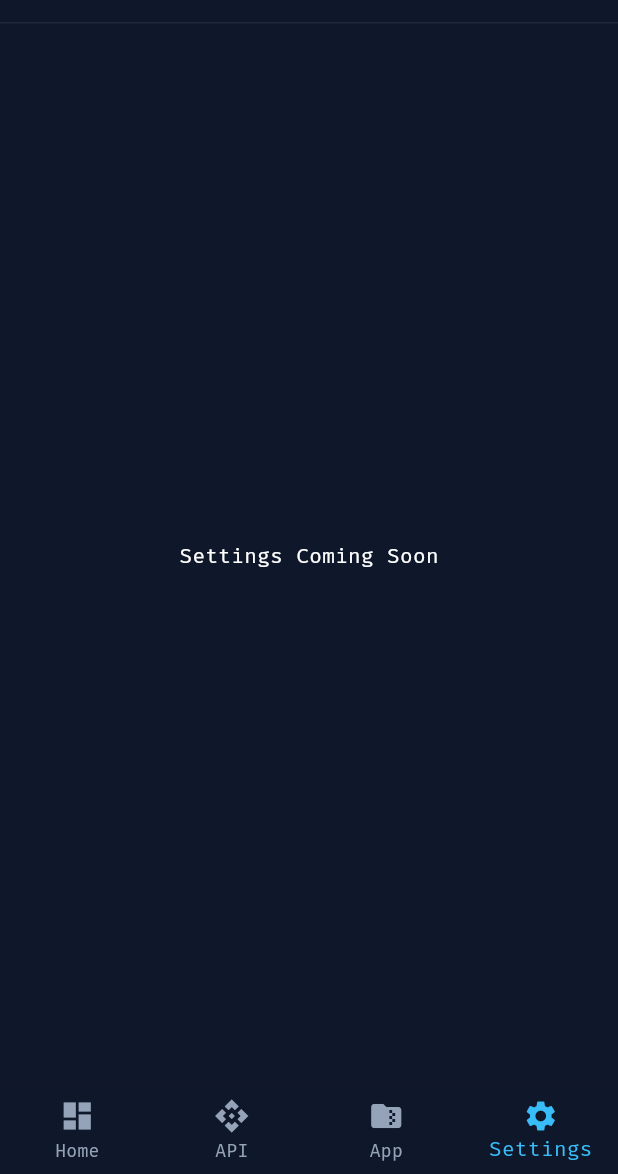
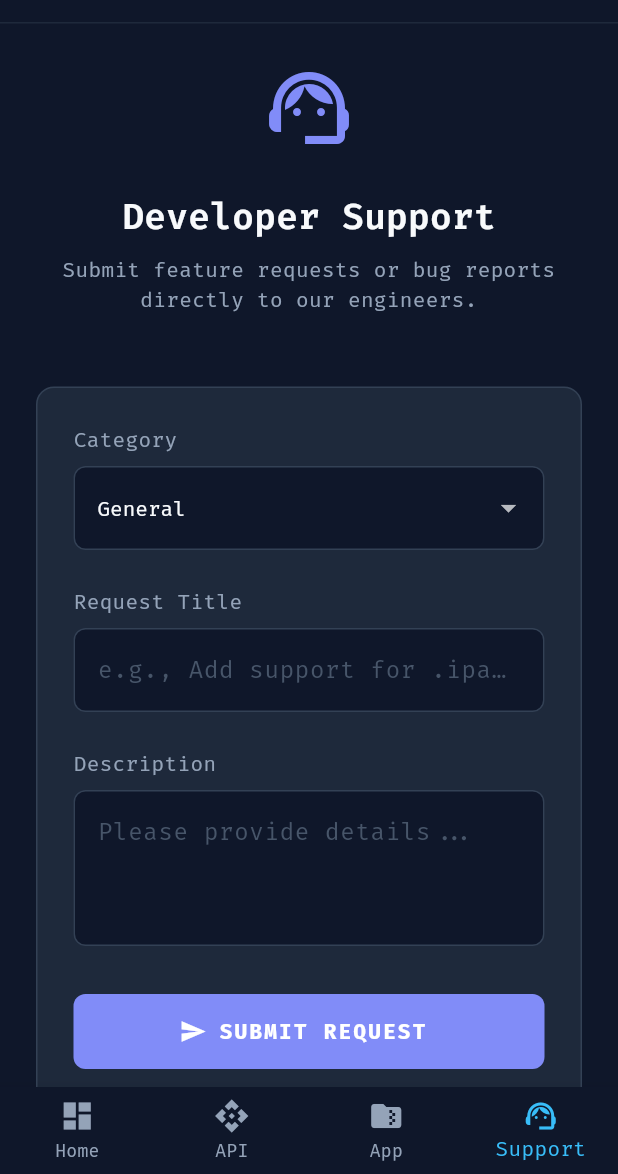
Before and after one commit to Gautam20040531/dev_sec_scanner, a Flutter app: the screen it shows after launch, item 4 of the bottom bar chosen, on a phone screen of 412 x 824 dp, the part 62-1236 px from its top. Run offline on Flutter 3.47's test engine with Material 3 defaults, Android fonts, the phone set to English and light mode, and no system bars; our stand-ins replace file_picker, flutter_riverpod, google_fonts.

Commit message:
Implemented Developer Support and Feature Request form

```diff
--- a/lib/views/dashboard_view.dart
+++ b/lib/views/dashboard_view.dart
@@ -5,6 +5,7 @@ import 'package:google_fonts/google_fonts.dart';
 import '../controllers/nav_controller.dart';
 import 'api_scanner_view.dart';
 import 'app_scanner_view.dart';
+import 'support_view.dart';
 
 // StatelessWidget এর বদলে ConsumerWidget ব্যবহার করা হলো
 class DashboardView extends ConsumerWidget {
@@ -21,7 +22,7 @@ class DashboardView extends ConsumerWidget {
       _buildHomeContent(),
       const ApiScannerView(),
       const AppScannerView(),
-      const Center(child: Text('Settings Coming Soon', style: TextStyle(color: Colors.white))),
+      const SupportView(),
     ];
 
     return Scaffold(
@@ -68,7 +69,7 @@ class DashboardView extends ConsumerWidget {
           _sidebarItem(ref, currentIndex, index: 1, icon: Icons.api, title: 'API Scanner'),
           _sidebarItem(ref, currentIndex, index: 2, icon: Icons.folder_zip, title: 'App Scanner'),
           const Spacer(),
-          _sidebarItem(ref, currentIndex, index: 3, icon: Icons.settings, title: 'Settings'),
+          _sidebarItem(ref, currentIndex, index: 3, icon: Icons.support_agent, title: 'Support'),
           const SizedBox(height: 16),
         ],
       ),
@@ -124,7 +125,7 @@ class DashboardView extends ConsumerWidget {
         BottomNavigationBarItem(icon: Icon(Icons.dashboard), label: 'Home'),
         BottomNavigationBarItem(icon: Icon(Icons.api), label: 'API'),
         BottomNavigationBarItem(icon: Icon(Icons.folder_zip), label: 'App'),
-        BottomNavigationBarItem(icon: Icon(Icons.settings), label: 'Settings'),
+        BottomNavigationBarItem(icon: Icon(Icons.support_agent), label: 'Support'),
       ],
     );
   }
--- /dev/null
+++ b/lib/views/support_view.dart
@@ -0,0 +1,244 @@
+import 'package:flutter/material.dart';
+import 'package:google_fonts/google_fonts.dart';
+
+class SupportView extends StatefulWidget {
+  const SupportView({super.key});
+
+  @override
+  State<SupportView> createState() => _SupportViewState();
+}
+
+class _SupportViewState extends State<SupportView> {
+  final _formKey = GlobalKey<FormState>();
+  String _selectedCategory = 'General';
+  final _titleController = TextEditingController();
+  final _descController = TextEditingController();
+  bool _isSubmitting = false;
+
+  final List<String> _categories = [
+    'Web Scanner',
+    'App Scanner',
+    'UI/UX',
+    'General',
+  ];
+
+  Future<void> _submitRequest() async {
+    if (!_formKey.currentState!.validate()) return;
+
+    setState(() {
+      _isSubmitting = true;
+    });
+
+    // Simulate network request
+    await Future.delayed(const Duration(milliseconds: 1500));
+
+    if (!mounted) return;
+
+    setState(() {
+      _isSubmitting = false;
+      _titleController.clear();
+      _descController.clear();
+      _selectedCategory = 'General';
+    });
+
+    ScaffoldMessenger.of(context).showSnackBar(
+      SnackBar(
+        content: Row(
+          children: [
+            const Icon(Icons.check_circle, color: Colors.white),
+            const SizedBox(width: 12),
+            Expanded(
+              child: Text(
+                'Request Submitted Successfully! Thank you for helping us improve.',
+                style: GoogleFonts.firaCode(color: Colors.white),
+              ),
+            ),
+          ],
+        ),
+        backgroundColor: Colors.green.shade600,
+        behavior: SnackBarBehavior.floating,
+        shape: RoundedRectangleBorder(borderRadius: BorderRadius.circular(8)),
+        margin: const EdgeInsets.all(24),
+      ),
+    );
+  }
+
+  @override
+  void dispose() {
+    _titleController.dispose();
+    _descController.dispose();
+    super.dispose();
+  }
+
+  @override
+  Widget build(BuildContext context) {
+    return Center(
+      child: SingleChildScrollView(
+        child: Container(
+          constraints: const BoxConstraints(maxWidth: 600),
+          padding: const EdgeInsets.all(24),
+          child: Column(
+            mainAxisAlignment: MainAxisAlignment.center,
+            children: [
+              const Icon(Icons.support_agent, size: 64, color: Color(0xFF818CF8)),
+              const SizedBox(height: 24),
+              Text(
+                'Developer Support',
+                style: GoogleFonts.firaCode(
+                  fontSize: 24,
+                  fontWeight: FontWeight.w600,
+                  color: const Color(0xFFF8FAFC),
+                ),
+              ),
+              const SizedBox(height: 8),
+              Text(
+                'Submit feature requests or bug reports directly to our engineers.',
+                textAlign: TextAlign.center,
+                style: GoogleFonts.firaCode(
+                  fontSize: 14,
+                  color: const Color(0xFF94A3B8),
+                ),
+              ),
+              const SizedBox(height: 48),
+
+              Container(
+                decoration: BoxDecoration(
+                  color: const Color(0xFF1E293B),
+                  borderRadius: BorderRadius.circular(12),
+                  border: Border.all(color: const Color(0xFF334155), width: 1),
+                ),
+                padding: const EdgeInsets.all(24),
+                child: Form(
+                  key: _formKey,
+                  child: Column(
+                    crossAxisAlignment: CrossAxisAlignment.start,
+                    children: [
+                      Text(
+                        'Category',
+                        style: GoogleFonts.firaCode(
+                          color: const Color(0xFF94A3B8),
+                          fontSize: 14,
+                        ),
+                      ),
+                      const SizedBox(height: 8),
+                      DropdownButtonFormField<String>(
+                        value: _selectedCategory,
+                        dropdownColor: const Color(0xFF0F172A),
+                        style: GoogleFonts.firaCode(color: const Color(0xFFF8FAFC)),
+                        decoration: _inputDecoration(),
+                        items: _categories.map((category) {
+                          return DropdownMenuItem(
+                            value: category,
+                            child: Text(category),
+                          );
+                        }).toList(),
+                        onChanged: (value) {
+                          setState(() {
+                            _selectedCategory = value!;
+                          });
+                        },
+                      ),
+                      const SizedBox(height: 24),
+                      Text(
+                        'Request Title',
+                        style: GoogleFonts.firaCode(
+                          color: const Color(0xFF94A3B8),
+                          fontSize: 14,
+                        ),
+                      ),
+                      const SizedBox(height: 8),
+                      TextFormField(
+                        controller: _titleController,
+                        style: GoogleFonts.firaCode(color: const Color(0xFFF8FAFC)),
+                        decoration: _inputDecoration(hint: 'e.g., Add support for .ipa files'),
+                        validator: (value) =>
+                            value == null || value.isEmpty ? 'Title is required' : null,
+                      ),
+                      const SizedBox(height: 24),
+                      Text(
+                        'Description',
+                        style: GoogleFonts.firaCode(
+                          color: const Color(0xFF94A3B8),
+                          fontSize: 14,
+                        ),
+                      ),
+                      const SizedBox(height: 8),
+                      TextFormField(
+                        controller: _descController,
+                        style: GoogleFonts.firaCode(color: const Color(0xFFF8FAFC)),
+                        minLines: 3,
+                        maxLines: 5,
+                        decoration: _inputDecoration(hint: 'Please provide details...'),
+                        validator: (value) =>
+                            value == null || value.isEmpty ? 'Description is required' : null,
+                      ),
+                      const SizedBox(height: 32),
+                      SizedBox(
+                        width: double.infinity,
+                        height: 50,
+                        child: ElevatedButton.icon(
+                          style: ElevatedButton.styleFrom(
+                            backgroundColor: const Color(0xFF818CF8),
+                            foregroundColor: const Color(0xFFFFFFFF),
+                            shape: RoundedRectangleBorder(
+                              borderRadius: BorderRadius.circular(8),
+                            ),
+                            elevation: 0,
+                          ),
+                          onPressed: _isSubmitting ? null : _submitRequest,
+                          icon: _isSubmitting
+                            ? const SizedBox(
+                                width: 20,
+                                height: 20,
+                                child: CircularProgressIndicator(color: Colors.white, strokeWidth: 2)
+                              )
+                            : const Icon(Icons.send),
+                          label: Text(
+                            _isSubmitting ? 'SUBMITTING...' : 'SUBMIT REQUEST',
+                            style: GoogleFonts.firaCode(
+                              fontWeight: FontWeight.bold,
+                              letterSpacing: 1.5,
+                            ),
+                          ),
+                        ),
+                      ),
+                    ],
+                  ),
+                ),
+              ),
+            ],
+          ),
+        ),
+      ),
+    );
+  }
+
+  InputDecoration _inputDecoration({String? hint}) {
+    return InputDecoration(
+      hintText: hint,
+      hintStyle: GoogleFonts.firaCode(color: const Color(0xFF475569)),
+      filled: true,
+      fillColor: const Color(0xFF0F172A),
+      border: OutlineInputBorder(
+        borderRadius: BorderRadius.circular(8),
+        borderSide: const BorderSide(color: Color(0xFF334155)),
+      ),
+      enabledBorder: OutlineInputBorder(
+        borderRadius: BorderRadius.circular(8),
+        borderSide: const BorderSide(color: Color(0xFF334155)),
+      ),
+      focusedBorder: OutlineInputBorder(
+        borderRadius: BorderRadius.circular(8),
+        borderSide: const BorderSide(color: Color(0xFF818CF8)),
+      ),
+      errorBorder: OutlineInputBorder(
+        borderRadius: BorderRadius.circular(8),
+        borderSide: const BorderSide(color: Colors.redAccent),
+      ),
+      focusedErrorBorder: OutlineInputBorder(
+        borderRadius: BorderRadius.circular(8),
+        borderSide: const BorderSide(color: Colors.redAccent),
+      ),
+    );
+  }
+}
```
